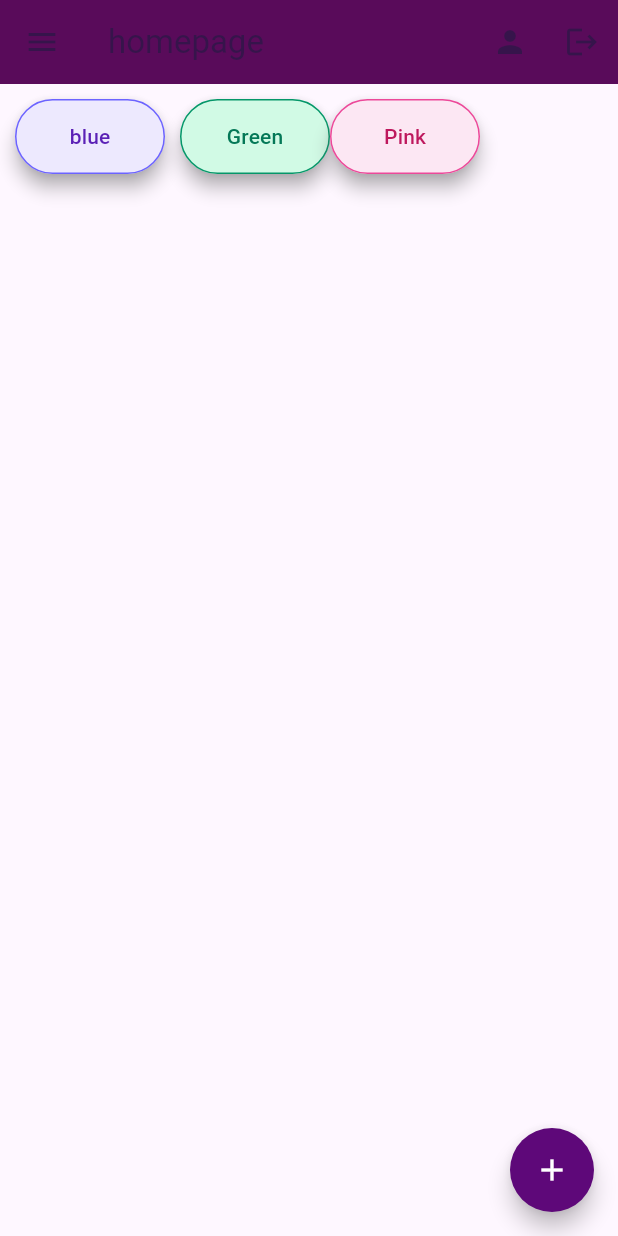
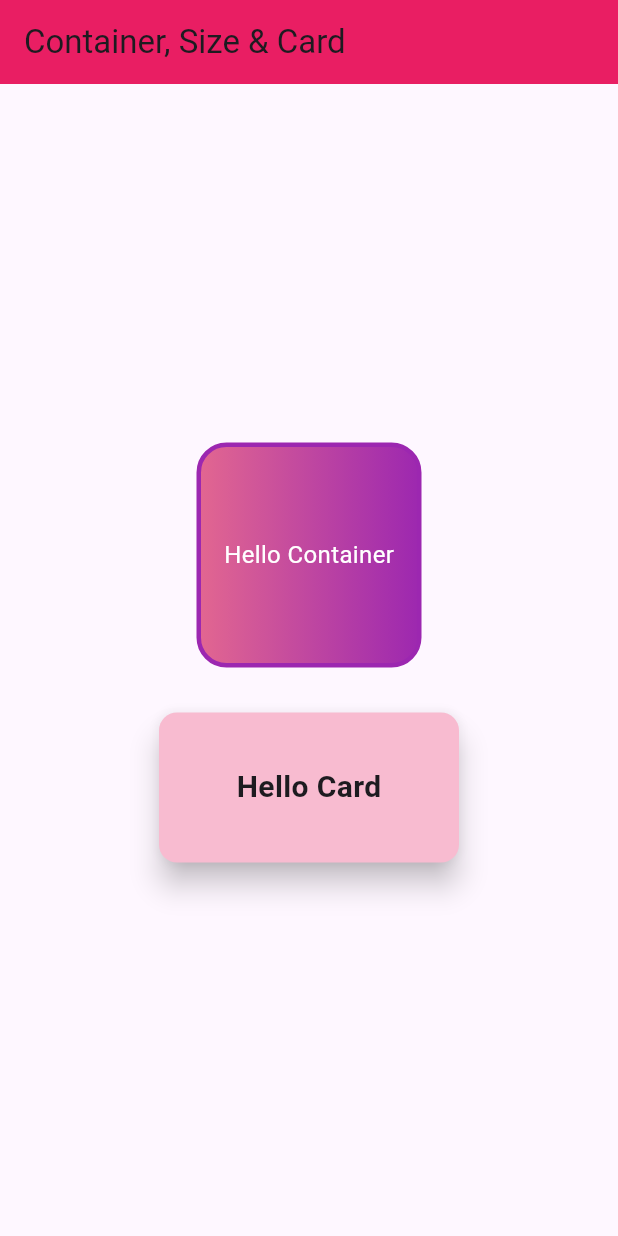
Before and after one commit to Prity-Chowdhury/Flutter-Project_Pritz, a Flutter app: the screen it shows after launch, on a phone screen of 412 x 824 dp. Run offline on Flutter 3.47's test engine with Material 3 defaults, Android fonts, the phone set to English and light mode, and no system bars.

Commit message:
Updated container page

```diff
--- /dev/null
+++ b/lib/container_page.dart
@@ -0,0 +1,60 @@
+import 'package:flutter/material.dart';
+
+class ContainerPage extends StatelessWidget {
+  const ContainerPage({super.key});
+
+  @override
+  Widget build(BuildContext context) {
+    return Scaffold(
+      appBar: AppBar(
+        title: const Text("Container, Size & Card"),
+        backgroundColor: Colors.pink,
+      ),
+
+      body: Center(
+        child: Column(
+          mainAxisAlignment: MainAxisAlignment.center,
+          children: [
+            // Container (Box)
+            Container(
+              height: 150,
+              width: 150,
+              alignment: Alignment.center,
+              decoration: BoxDecoration(
+                border: Border.all(width: 3, color: Colors.purple),
+                borderRadius: BorderRadius.circular(20),
+                gradient: const LinearGradient(
+                  colors: [Color.fromARGB(255, 227, 103, 144), Colors.purple],
+                ),
+              ),
+              child: const Text(
+                "Hello Container",
+                style: TextStyle(color: Colors.white, fontSize: 16),
+              ),
+            ),
+
+            // SizedBox (Space)
+            const SizedBox(height: 20),
+
+            // Card
+            Card(
+              elevation: 8,
+              color: Colors.pink.shade100,
+              margin: const EdgeInsets.all(10),
+              child: const SizedBox(
+                width: 200,
+                height: 100,
+                child: Center(
+                  child: Text(
+                    "Hello Card",
+                    style: TextStyle(fontSize: 20, fontWeight: FontWeight.bold),
+                  ),
+                ),
+              ),
+            ),
+          ],
+        ),
+      ),
+    );
+  }
+}
--- a/lib/main.dart
+++ b/lib/main.dart
@@ -1,5 +1,5 @@
 import 'package:flutter/material.dart';
-import 'home_page.dart';
+import 'package:project_pritz/container_page.dart';
 
 void main() {
   runApp(const MyApp());
@@ -13,7 +13,7 @@ class MyApp extends StatelessWidget {
     return MaterialApp(
       debugShowCheckedModeBanner: false,
       theme: ThemeData(useMaterial3: true),
-      home: const HomePage(),
+      home: ContainerPage(),
     );
   }
 }
```
